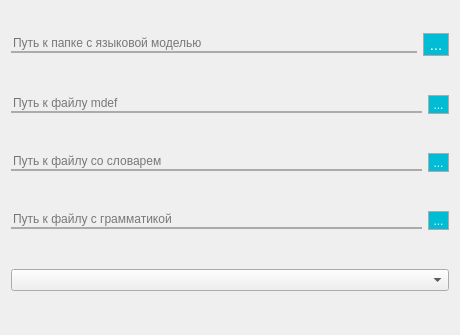
MrTrojan52/MERAGui, file recognizersettingsdialog.ui: the form before one commit.
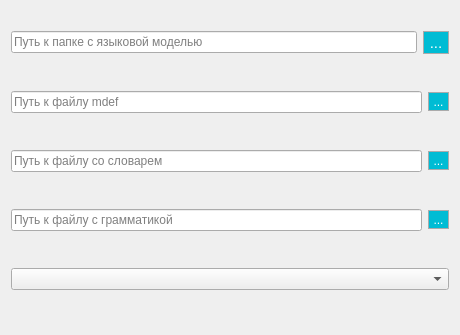
The form after the commit.

Patch:
```diff
--- a/recognizersettingsdialog.ui
+++ b/recognizersettingsdialog.ui
@@ -32,17 +32,7 @@
    <string>Dialog</string>
   </property>
   <property name="styleSheet">
-   <string notr="true">QLineEdit {
-	background-color: rgba(239,239,239,0);
-	border: 0px;
-	border-bottom: 2px solid #ABABAB;
-}
-
-QLineEdit:hover {
-	border-bottom: 2px solid #2fbbd2;
-}
-
-QToolButton {
+   <string notr="true">QToolButton {
 	border: 1px solid #ABABAB;
 	background-color: #00BCD4;
 	color: white;
```
